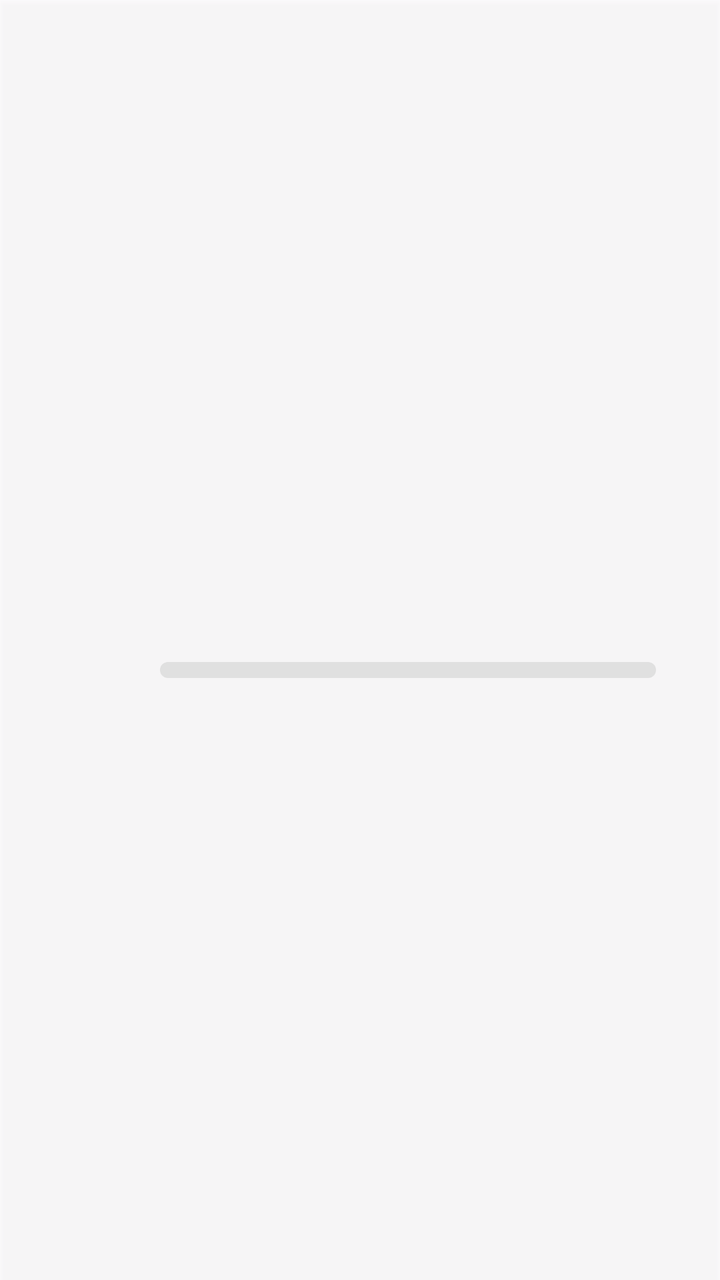
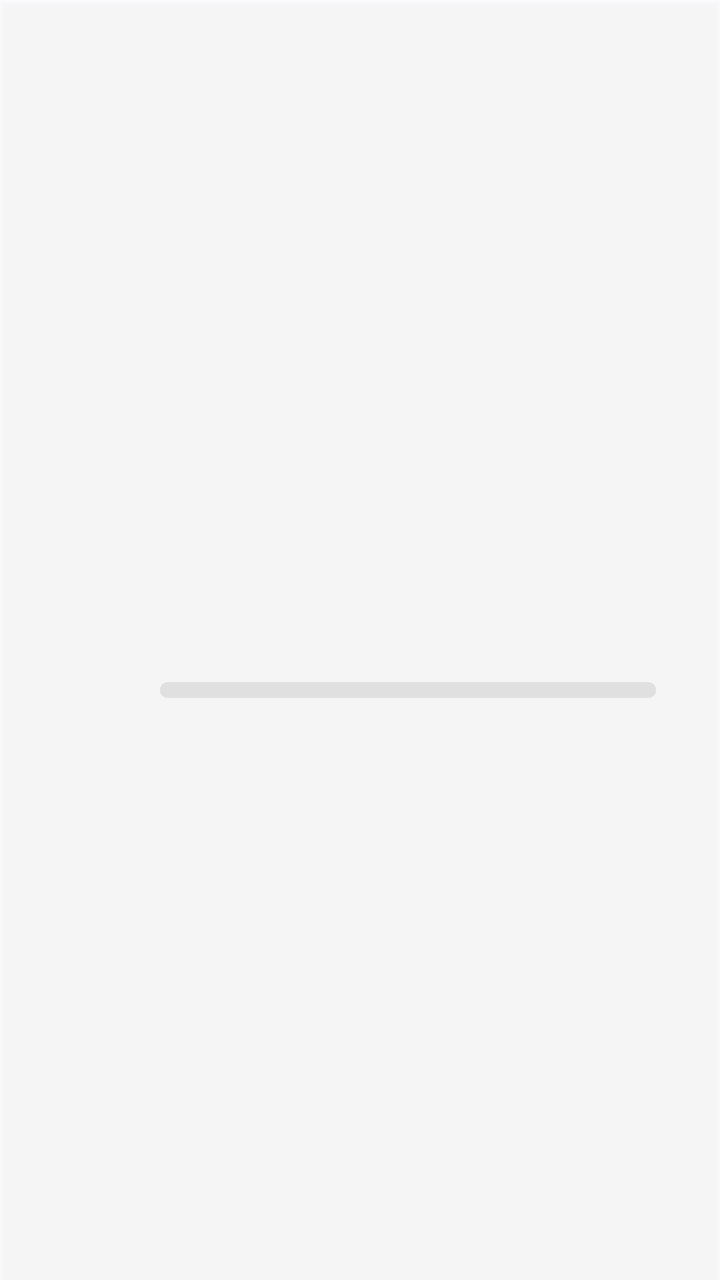

The first picture is an Android layout as it rendered before a commit; the second is the same layout after the commit. The layout source and the unified diff follow.
<!-- AndroidManifest.xml: application theme Theme.ScreenTimeForSleepy -->
<!-- res/layout/app_item.xml -->
<?xml version="1.0" encoding="utf-8"?>
<androidx.constraintlayout.widget.ConstraintLayout xmlns:android="http://schemas.android.com/apk/res/android"
    xmlns:app="http://schemas.android.com/apk/res-auto"
    android:id="@+id/app_card_layout"
    android:layout_width="match_parent"
    android:layout_height="wrap_content"
    android:padding="16dp"
    android:background="@color/app_card_background"
    android:layout_marginBottom="8dp"
    android:layout_marginLeft="16dp"
    android:layout_marginRight="16dp"
    android:elevation="2dp"
    android:outlineProvider="background">

    <ImageView
        android:id="@+id/iv_app_icon"
        android:layout_width="48dp"
        android:layout_height="48dp"
        app:layout_constraintStart_toStartOf="parent"
        app:layout_constraintTop_toTopOf="parent"
        app:layout_constraintBottom_toBottomOf="parent" />

    <LinearLayout
        android:layout_width="0dp"
        android:layout_height="wrap_content"
        android:layout_marginStart="16dp"
        android:layout_marginEnd="16dp"
        android:orientation="vertical"
        app:layout_constraintStart_toEndOf="@+id/iv_app_icon"
        app:layout_constraintEnd_toStartOf="@+id/tv_usage_time"
        app:layout_constraintTop_toTopOf="parent"
        app:layout_constraintBottom_toBottomOf="parent">

        <TextView
            android:id="@+id/tv_app_name"
            android:layout_width="match_parent"
            android:layout_height="wrap_content"
            android:textSize="16sp"
            android:textStyle="bold"
            android:textColor="@color/app_card_text"
            android:ellipsize="end"
            android:singleLine="true" />

        <ProgressBar
            android:id="@+id/pb_usage_time"
            style="?android:attr/progressBarStyleHorizontal"
            android:layout_width="match_parent"
            android:layout_height="8dp"
            android:layout_marginTop="8dp"
            android:progressDrawable="@drawable/progress_bar_background"
            android:max="100" />

    </LinearLayout>

    <TextView
        android:id="@+id/tv_usage_time"
        android:layout_width="wrap_content"
        android:layout_height="wrap_content"
        android:textSize="14sp"
        android:textColor="@color/app_card_text"
        android:gravity="end"
        app:layout_constraintEnd_toEndOf="parent"
        app:layout_constraintTop_toTopOf="parent"
        app:layout_constraintBottom_toBottomOf="parent" />

</androidx.constraintlayout.widget.ConstraintLayout>
<!-- resources referenced by this layout -->
<resources>
  <color name="app_card_background">#CCFFFFFF</color>
  <color name="app_card_text">#FF000000</color>
  <!-- drawable progress_bar_background (drawable) -->
  <?xml version="1.0" encoding="utf-8"?>
  <layer-list xmlns:android="http://schemas.android.com/apk/res/android">
      
      <item android:id="@android:id/background">
          <shape android:shape="rectangle">
              <corners android:radius="4dp" />
              <solid android:color="@color/progress_bar_background" />
          </shape>
      </item>
      
      
      <item android:id="@android:id/progress">
          <clip>
              <shape android:shape="rectangle">
                  <corners android:radius="4dp" />
                  <solid android:color="@color/progress_bar_progress" />
              </shape>
          </clip>
      </item>
  </layer-list>
  <style name="Theme.ScreenTimeForSleepy" parent="Base.Theme.ScreenTimeForSleepy" />
  <color name="progress_bar_background">#E0E0E0</color>
  <color name="progress_bar_progress">@color/theme_color</color>
  <style name="Base.Theme.ScreenTimeForSleepy" parent="Theme.Material3.DayNight.NoActionBar">
          
          <item name="colorPrimary">@color/theme_color</item>
          <item name="colorPrimaryDark">@color/theme_color</item>
          <item name="colorAccent">@color/theme_color</item>
          
          
          <item name="colorOnPrimary">@color/black</item>
          <item name="android:textColor">@color/black</item>
          
          
          <item name="colorControlActivated">@color/theme_color</item>
          <item name="android:colorControlActivated">@color/theme_color</item>
      </style>
  <color name="theme_color">#a1de93</color>
  <color name="black">#FF000000</color>
</resources>

<!-- the commit's change to res/layout/app_item.xml (unified diff, before → after) -->
@@ -41,6 +41,16 @@
             android:ellipsize="end"
             android:singleLine="true" />
 
+        <TextView
+            android:id="@+id/tv_package_name"
+            android:layout_width="match_parent"
+            android:layout_height="wrap_content"
+            android:textSize="12sp"
+            android:textColor="@color/app_card_text_secondary"
+            android:ellipsize="end"
+            android:singleLine="true"
+            android:layout_marginTop="4dp" />
+
         <ProgressBar
             android:id="@+id/pb_usage_time"
             style="?android:attr/progressBarStyleHorizontal"
<!-- resource entries referenced after the edit -->
@@ -2,6 +2,7 @@
 <resources>
   <color name="app_card_background">#CCFFFFFF</color>
   <color name="app_card_text">#FF000000</color>
+  <color name="app_card_text_secondary">#80000000</color>
   <!-- drawable progress_bar_background (drawable) -->
   <?xml version="1.0" encoding="utf-8"?>
   <layer-list xmlns:android="http://schemas.android.com/apk/res/android">
